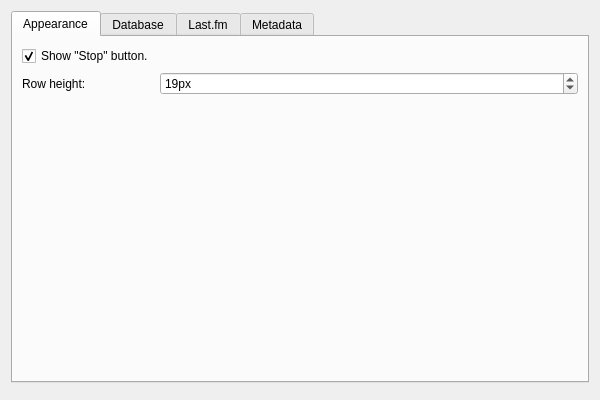
Old version of the form Form/DialogPreferences.ui in the repository isuhao/TMediaPlayer.
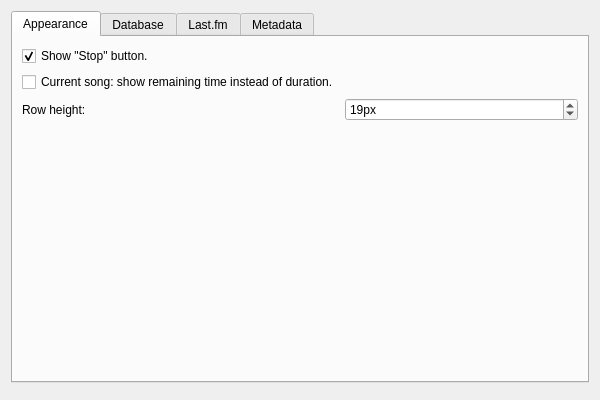
New version of the form.

What changed in the file:
```diff
--- a/Form/DialogPreferences.ui
+++ b/Form/DialogPreferences.ui
@@ -46,7 +46,7 @@
          </property>
         </widget>
        </item>
-       <item row="1" column="0">
+       <item row="2" column="0">
         <widget class="QLabel" name="lblRowHeight">
          <property name="text">
           <string>Row height:</string>
@@ -56,7 +56,7 @@
          </property>
         </widget>
        </item>
-       <item row="1" column="1">
+       <item row="2" column="1">
         <widget class="QSpinBox" name="editRowHeight">
          <property name="suffix">
           <string>px</string>
@@ -72,6 +72,13 @@
          </property>
         </widget>
        </item>
+       <item row="1" column="0">
+        <widget class="QCheckBox" name="editShowRemainingTime">
+         <property name="text">
+          <string>Current song: show remaining time instead of duration.</string>
+         </property>
+        </widget>
+       </item>
       </layout>
      </widget>
      <widget class="QWidget" name="tabDatabase">
```
